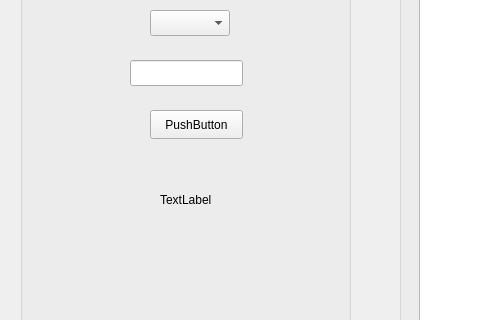
First picture: the form in guiapp/mainwindow.ui, repository bugman1215/GUIAppTest, before the edit; both pictures show x 0 to 480 and y 160 to 480 of the 800 by 600 pixel window.
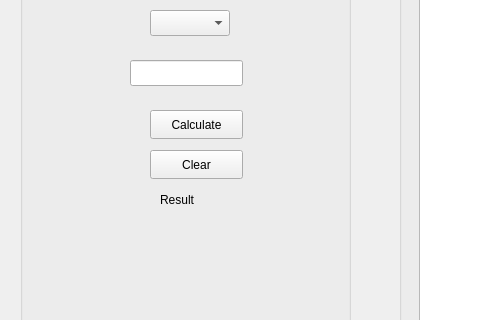
Second picture: the form after the edit.

What changed in the file:
```diff
--- a/guiapp/mainwindow.ui
+++ b/guiapp/mainwindow.ui
@@ -66,7 +66,7 @@
       </rect>
      </property>
      <property name="text">
-      <string>PushButton</string>
+      <string>Calculate</string>
      </property>
     </widget>
     <widget class="QLabel" name="label">
@@ -79,7 +79,20 @@
       </rect>
      </property>
      <property name="text">
-      <string>TextLabel</string>
+      <string>Result</string>
+     </property>
+    </widget>
+    <widget class="QPushButton" name="clearButton">
+     <property name="geometry">
+      <rect>
+       <x>130</x>
+       <y>280</y>
+       <width>93</width>
+       <height>29</height>
+      </rect>
+     </property>
+     <property name="text">
+      <string>Clear</string>
      </property>
     </widget>
    </widget>
```
Left out of the diff: 13 changed lines with no effect on the pictures.
